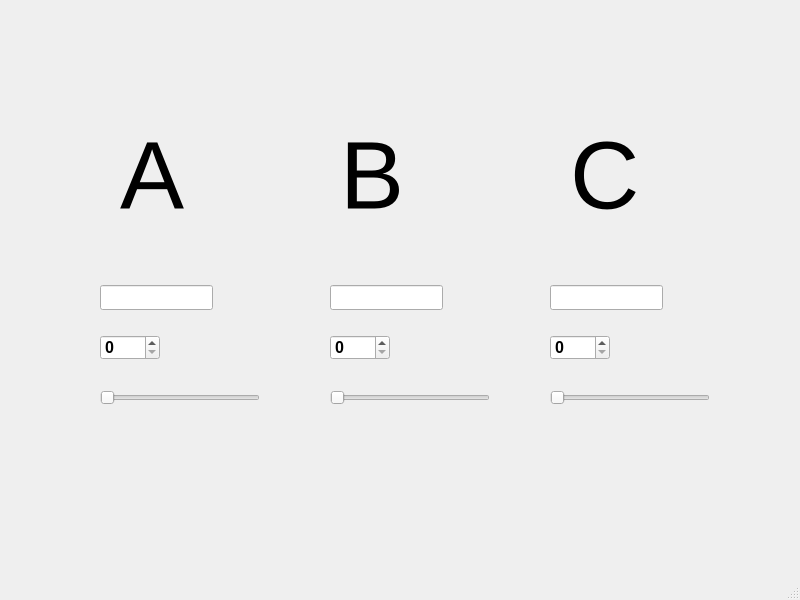
Qt form mainwindow.ui (tml011/Lab3.2) before a commit.
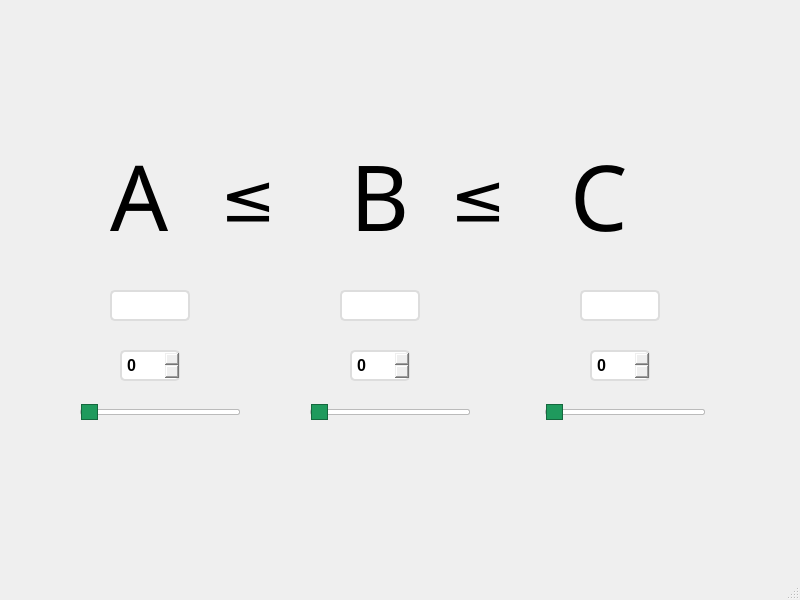
The same form after that commit.

Commit message: Добавил styleSheet

What changed in the file:
```diff
--- a/mainwindow.ui
+++ b/mainwindow.ui
@@ -13,14 +13,44 @@
   <property name="windowTitle">
    <string>MainWindow</string>
   </property>
+  <property name="styleSheet">
+   <string notr="true">/* Делаем слайдеры посимпатичнее */
+QSlider::handle:horizontal {
+    background: rgb(31, 154, 93);
+    border: 1px solid rgb(21, 104, 62);
+    width: 15px;
+    height: 18px;
+    margin: -6px 0;
+    border-radius: 9px;
+}
+
+QSlider::groove:horizontal {
+    border: 1px solid #bbb;
+    background: white;
+    height: 4px;
+    border-radius: 2px;
+}
+
+/* Выделяем SpinBox и LineEdit */
+QSpinBox, QLineEdit {
+    border: 2px solid #ddd;
+    border-radius: 5px;
+    padding: 3px;
+    selection-background-color: #2196F3;
+}
+
+QSpinBox:focus, QLineEdit:focus {
+    border: 2px solid #2196F3;
+}</string>
+  </property>
   <widget class="QWidget" name="centralwidget">
    <widget class="QLineEdit" name="lineEditA">
     <property name="geometry">
      <rect>
-      <x>100</x>
-      <y>285</y>
-      <width>113</width>
-      <height>25</height>
+      <x>110</x>
+      <y>290</y>
+      <width>80</width>
+      <height>31</height>
      </rect>
     </property>
     <property name="font">
@@ -33,10 +63,10 @@
    <widget class="QSpinBox" name="spinBoxA">
     <property name="geometry">
      <rect>
-      <x>100</x>
-      <y>335</y>
+      <x>120</x>
+      <y>350</y>
       <width>60</width>
-      <height>25</height>
+      <height>31</height>
      </rect>
     </property>
     <property name="font">
@@ -52,8 +82,8 @@
    <widget class="QSlider" name="sliderA">
     <property name="geometry">
      <rect>
-      <x>100</x>
-      <y>385</y>
+      <x>80</x>
+      <y>400</y>
       <width>160</width>
       <height>25</height>
      </rect>
@@ -68,10 +98,10 @@
    <widget class="QSpinBox" name="spinBoxB">
     <property name="geometry">
      <rect>
-      <x>330</x>
-      <y>335</y>
+      <x>350</x>
+      <y>350</y>
       <width>60</width>
-      <height>25</height>
+      <height>31</height>
      </rect>
     </property>
     <property name="font">
@@ -87,8 +117,8 @@
    <widget class="QSlider" name="sliderB">
     <property name="geometry">
      <rect>
-      <x>330</x>
-      <y>385</y>
+      <x>310</x>
+      <y>400</y>
       <width>160</width>
       <height>25</height>
      </rect>
@@ -103,10 +133,10 @@
    <widget class="QLineEdit" name="lineEditB">
     <property name="geometry">
      <rect>
-      <x>330</x>
-      <y>285</y>
-      <width>113</width>
-      <height>25</height>
+      <x>340</x>
+      <y>290</y>
+      <width>80</width>
+      <height>31</height>
      </rect>
     </property>
     <property name="font">
@@ -119,10 +149,10 @@
    <widget class="QSpinBox" name="spinBoxC">
     <property name="geometry">
      <rect>
-      <x>550</x>
-      <y>335</y>
+      <x>590</x>
+      <y>350</y>
       <width>60</width>
-      <height>25</height>
+      <height>31</height>
      </rect>
     </property>
     <property name="font">
@@ -138,8 +168,8 @@
    <widget class="QSlider" name="sliderC">
     <property name="geometry">
      <rect>
-      <x>550</x>
-      <y>385</y>
+      <x>545</x>
+      <y>400</y>
       <width>160</width>
       <height>25</height>
      </rect>
@@ -154,10 +184,10 @@
    <widget class="QLineEdit" name="lineEditC">
     <property name="geometry">
      <rect>
-      <x>550</x>
-      <y>285</y>
-      <width>113</width>
-      <height>25</height>
+      <x>580</x>
+      <y>290</y>
+      <width>80</width>
+      <height>31</height>
      </rect>
     </property>
     <property name="font">
@@ -167,18 +197,19 @@
      </font>
     </property>
    </widget>
-   <widget class="QLabel" name="label">
+   <widget class="QLabel" name="labelA">
     <property name="geometry">
      <rect>
-      <x>120</x>
-      <y>120</y>
-      <width>111</width>
+      <x>110</x>
+      <y>140</y>
+      <width>81</width>
       <height>111</height>
      </rect>
     </property>
     <property name="font">
      <font>
-      <pointsize>72</pointsize>
+      <family>HONOR Sans Text GBK</family>
+      <pointsize>68</pointsize>
       <bold>false</bold>
      </font>
     </property>
@@ -189,15 +220,16 @@
    <widget class="QLabel" name="label_2">
     <property name="geometry">
      <rect>
-      <x>340</x>
-      <y>120</y>
-      <width>121</width>
+      <x>350</x>
+      <y>140</y>
+      <width>71</width>
       <height>111</height>
      </rect>
     </property>
     <property name="font">
      <font>
-      <pointsize>72</pointsize>
+      <family>HONOR Sans Text GBK</family>
+      <pointsize>68</pointsize>
       <bold>false</bold>
      </font>
     </property>
@@ -209,14 +241,15 @@
     <property name="geometry">
      <rect>
       <x>570</x>
-      <y>120</y>
-      <width>121</width>
+      <y>140</y>
+      <width>81</width>
       <height>111</height>
      </rect>
     </property>
     <property name="font">
      <font>
-      <pointsize>72</pointsize>
+      <family>HONOR Sans Text GBK</family>
+      <pointsize>68</pointsize>
       <bold>false</bold>
      </font>
     </property>
@@ -224,6 +257,46 @@
      <string>C</string>
     </property>
    </widget>
+   <widget class="QLabel" name="label">
+    <property name="geometry">
+     <rect>
+      <x>220</x>
+      <y>140</y>
+      <width>100</width>
+      <height>111</height>
+     </rect>
+    </property>
+    <property name="font">
+     <font>
+      <family>HONOR Sans Text GBK</family>
+      <pointsize>50</pointsize>
+      <bold>false</bold>
+     </font>
+    </property>
+    <property name="text">
+     <string>≤</string>
+    </property>
+   </widget>
+   <widget class="QLabel" name="label1">
+    <property name="geometry">
+     <rect>
+      <x>450</x>
+      <y>140</y>
+      <width>100</width>
+      <height>111</height>
+     </rect>
+    </property>
+    <property name="font">
+     <font>
+      <family>HONOR Sans Text GBK</family>
+      <pointsize>50</pointsize>
+      <bold>false</bold>
+     </font>
+    </property>
+    <property name="text">
+     <string>≤</string>
+    </property>
+   </widget>
   </widget>
   <widget class="QMenuBar" name="menubar">
    <property name="geometry">
```
Left out of the diff: 4 changed lines with no effect on the pictures.
